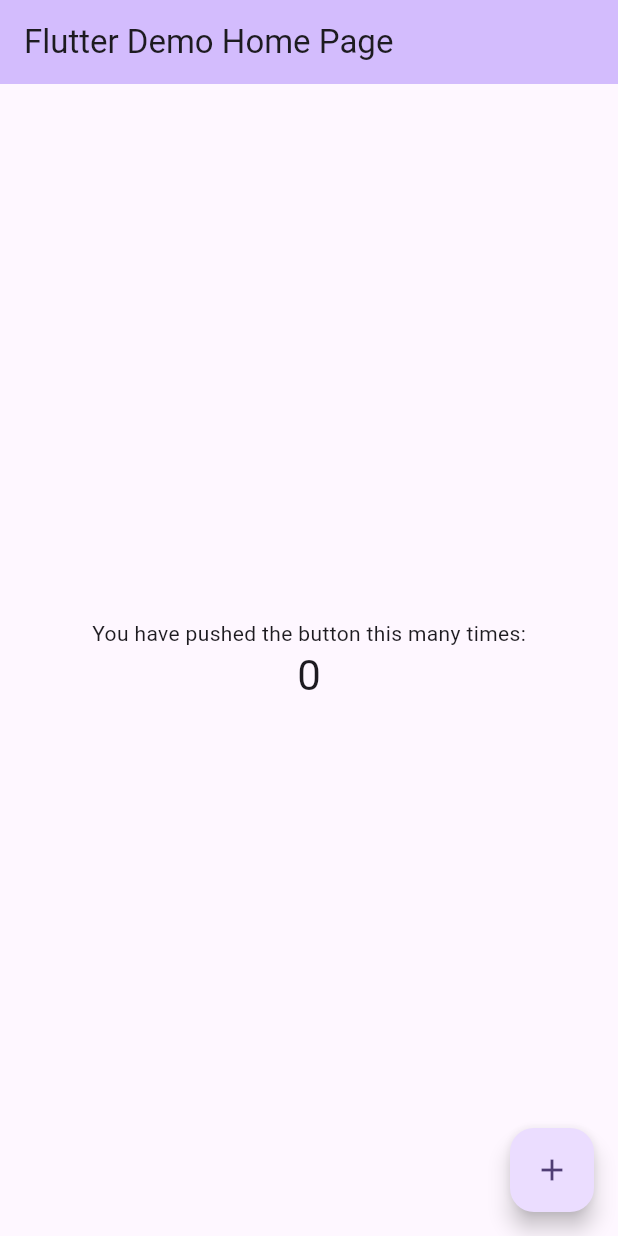
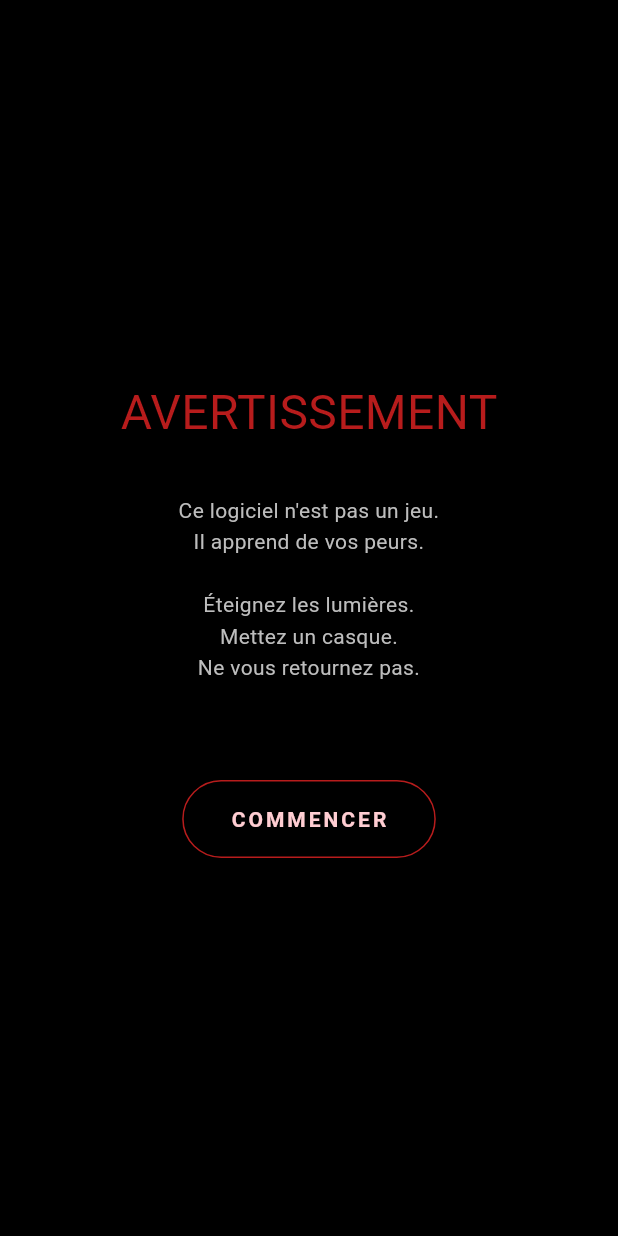
Before and after one commit to could-ai/019b1d82-df3c-7a30-949b-94bf9bd629b5, a Flutter app: the screen it shows after launch, on a phone screen of 412 x 824 dp. Run offline on Flutter 3.47's test engine with Material 3 defaults, Android fonts, the phone set to English and light mode, and no system bars; drawn by our look-alikes of flutter_animate; our stand-ins replace google_fonts; Roboto replaces fonts that are missing (Nosifer).

Commit message:
Ajout des dépendances google_fonts pour la typographie d'horreur et flutter_animate pour les effets visuels inquiétants.; Configuration du point d'entrée avec un thème sombre, des polices d'horreur (Nosifer, Courier Prime) et la structure de routage.; Création de l'écran d'introduction avec des avertissements psychologiques, des effets de glitch et un bouton qui réagit de manière hostile.; Implémentation du moteur de jeu principal : gestion de la santé mentale, événements aléatoires (hallucinations auditives/visuelles), narration fragmentée et interface instable.; Création d'un widget de texte 'Glitch' qui corrompt visuellement le texte (décalage, changement de caractères, aberration chromatique) en fonction du niveau de folie du joueur.

```diff
--- a/usr/lib/main.dart
+++ b/usr/lib/main.dart
@@ -1,123 +1,42 @@
 import 'package:flutter/material.dart';
+import 'package:google_fonts/google_fonts.dart';
+import 'screens/intro_screen.dart';
+import 'screens/game_screen.dart';
 
 void main() {
-  runApp(const MyApp());
+  runApp(const HorrorApp());
 }
 
-class MyApp extends StatelessWidget {
-  const MyApp({super.key});
+class HorrorApp extends StatelessWidget {
+  const HorrorApp({super.key});
 
-  // This widget is the root of your application.
   @override
   Widget build(BuildContext context) {
     return MaterialApp(
-      title: 'Flutter Demo',
+      title: 'L\'Observateur',
       debugShowCheckedModeBanner: false,
       theme: ThemeData(
-        // This is the theme of your application.
-        //
-        // TRY THIS: Try running your application with "flutter run". You'll see
-        // the application has a purple toolbar. Then, without quitting the app,
-        // try changing the seedColor in the colorScheme below to Colors.green
-        // and then invoke "hot reload" (save your changes or press the "hot
-        // reload" button in a Flutter-supported IDE, or press "r" if you used
-        // the command line to start the app).
-        //
-        // Notice that the counter didn't reset back to zero; the application
-        // state is not lost during the reload. To reset the state, use hot
-        // restart instead.
-        //
-        // This works for code too, not just values: Most code changes can be
-        // tested with just a hot reload.
-        colorScheme: ColorScheme.fromSeed(seedColor: Colors.deepPurple),
+        brightness: Brightness.dark,
+        scaffoldBackgroundColor: Colors.black,
+        primaryColor: const Color(0xFF8B0000), // Blood Red
+        colorScheme: const ColorScheme.dark(
+          primary: Color(0xFF8B0000),
+          secondary: Colors.grey,
+          surface: Colors.black,
+          onSurface: Color(0xFFE0E0E0),
+        ),
+        textTheme: TextTheme(
+          displayLarge: GoogleFonts.nosifer(color: Colors.red[900]),
+          bodyLarge: GoogleFonts.courierPrime(color: Colors.grey[300], fontSize: 16),
+          bodyMedium: GoogleFonts.courierPrime(color: Colors.grey[400], fontSize: 14),
+        ),
+        useMaterial3: true,
       ),
       initialRoute: '/',
       routes: {
-        '/': (context) => const MyHomePage(title: 'Flutter Demo Home Page'),
+        '/': (context) => const IntroScreen(),
+        '/game': (context) => const GameScreen(),
       },
     );
   }
 }
-
-class MyHomePage extends StatefulWidget {
-  const MyHomePage({super.key, required this.title});
-
-  // This widget is the home page of your application. It is stateful, meaning
-  // that it has a State object (defined below) that contains fields that affect
-  // how it looks.
-
-  // This class is the configuration for the state. It holds the values (in this
-  // case the title) provided by the parent (in this case the App widget) and
-  // used by the build method of the State. Fields in a Widget subclass are
-  // always marked "final".
-
-  final String title;
-
-  @override
-  State<MyHomePage> createState() => _MyHomePageState();
-}
-
-class _MyHomePageState extends State<MyHomePage> {
-  int _counter = 0;
-
-  void _incrementCounter() {
-    setState(() {
-      // This call to setState tells the Flutter framework that something has
-      // changed in this State, which causes it to rerun the build method below
-      // so that the display can reflect the updated values. If we changed
-      // _counter without calling setState(), then the build method would not be
-      // called again, and so nothing would appear to happen.
-      _counter++;
-    });
-  }
-
-  @override
-  Widget build(BuildContext context) {
-    // This method is rerun every time setState is called, for instance as done
-    // by the _incrementCounter method above.
-    //
-    // The Flutter framework has been optimized to make rerunning build methods
-    // fast, so that you can just rebuild anything that needs updating rather
-    // than having to individually change instances of widgets.
-    return Scaffold(
-      appBar: AppBar(
-        // TRY THIS: Try changing the color here to a specific color (to
-        // Colors.amber, perhaps?) and trigger a hot reload to see the AppBar
-        // change color while the other colors stay the same.
-        backgroundColor: Theme.of(context).colorScheme.inversePrimary,
-        // Here we take the value from the MyHomePage object that was created by
-        // the App.build method, and use it to set our appbar title.
-        title: Text(widget.title),
-      ),
-      body: Center(
-        // Center is a layout widget. It takes a single child and positions it
-        // in the middle of the parent.
-        child: Column(
-          // Column is also a layout widget. It takes a list of children and
-          // arranges them vertically. By default, it sizes itself to fit its
-          // children horizontally, and tries to be as tall as its parent.
-          //
-          // Column has various properties to control how it sizes itself and
-          // how it positions its children. Here we use mainAxisAlignment to
-          // center the children vertically; the main axis here is the vertical
-          // axis because Columns are vertical (the cross axis would be
-          // horizontal).
-          //
-          // TRY THIS: Invoke "debug painting" (choose the "Toggle Debug Paint"
-          // action in the IDE, or press "p" in the console), to see the
-          // wireframe for each widget.
-          mainAxisAlignment: MainAxisAlignment.center,
-          children: <Widget>[
-            const Text('You have pushed the button this many times:'),
-            Text('$_counter', style: Theme.of(context).textTheme.headlineMedium),
-          ],
-        ),
-      ),
-      floatingActionButton: FloatingActionButton(
-        onPressed: _incrementCounter,
-        tooltip: 'Increment',
-        child: const Icon(Icons.add),
-      ), // This trailing comma makes auto-formatting nicer for build methods.
-    );
-  }
-}
--- /dev/null
+++ b/usr/lib/screens/intro_screen.dart
@@ -0,0 +1,127 @@
+import 'dart:async';
+import 'dart:math';
+import 'package:flutter/material.dart';
+import 'package:flutter/services.dart';
+import 'package:google_fonts/google_fonts.dart';
+import 'package:flutter_animate/flutter_animate.dart';
+
+class IntroScreen extends StatefulWidget {
+  const IntroScreen({super.key});
+
+  @override
+  State<IntroScreen> createState() => _IntroScreenState();
+}
+
+class _IntroScreenState extends State<IntroScreen> {
+  bool _showWarning = false;
+  bool _glitchEffect = false;
+  String _buttonText = "COMMENCER";
+  int _refusalCount = 0;
+
+  @override
+  void initState() {
+    super.initState();
+    Future.delayed(const Duration(seconds: 2), () {
+      if (mounted) setState(() => _showWarning = true);
+    });
+  }
+
+  void _startGame() {
+    // Simulation d'un comportement imprévisible
+    if (_refusalCount < 2 && Random().nextBool()) {
+      setState(() {
+        _refusalCount++;
+        _glitchEffect = true;
+        _buttonText = _refusalCount == 1 ? "ÊTES-VOUS SÛR ?" : "NE FAITES PAS ÇA";
+      });
+
+      HapticFeedback.heavyImpact();
+
+      Future.delayed(const Duration(milliseconds: 200), () {
+        if (mounted) setState(() => _glitchEffect = false);
+      });
+      return;
+    }
+
+    Navigator.pushReplacementNamed(context, '/game');
+  }
+
+  @override
+  Widget build(BuildContext context) {
+    return Scaffold(
+      backgroundColor: Colors.black,
+      body: Stack(
+        children: [
+          // Background noise simulation
+          if (_glitchEffect)
+            Positioned.fill(
+              child: Container(color: Colors.white.withOpacity(0.1)),
+            ),
+
+          Center(
+            child: Padding(
+              padding: const EdgeInsets.all(32.0),
+              child: Column(
+                mainAxisAlignment: MainAxisAlignment.center,
+                children: [
+                  if (!_showWarning)
+                    Text(
+                      "INITIALISATION...",
+                      style: GoogleFonts.courierPrime(letterSpacing: 4),
+                    ).animate().fade().shimmer(),
+
+                  if (_showWarning) ...[
+                    Text(
+                      "AVERTISSEMENT",
+                      style: GoogleFonts.nosifer(
+                        fontSize: 32,
+                        color: _glitchEffect ? Colors.white : Colors.red[900]
+                      ),
+                    ).animate().fadeIn(duration: 2.seconds).shake(hz: 0.5),
+
+                    const SizedBox(height: 32),
+
+                    Text(
+                      "Ce logiciel n'est pas un jeu.\nIl apprend de vos peurs.\n\nÉteignez les lumières.\nMettez un casque.\nNe vous retournez pas.",
+                      textAlign: TextAlign.center,
+                      style: GoogleFonts.courierPrime(
+                        height: 1.5,
+                        color: Colors.grey[400],
+                      ),
+                    ).animate().fadeIn(delay: 1.seconds),
+
+                    const SizedBox(height: 64),
+
+                    MouseRegion(
+                      onEnter: (_) {
+                        // Subtle UI hostility: Button moves slightly or shakes
+                        if (Random().nextDouble() > 0.7) {
+                          HapticFeedback.lightImpact();
+                        }
+                      },
+                      child: OutlinedButton(
+                        onPressed: _startGame,
+                        style: OutlinedButton.styleFrom(
+                          side: BorderSide(color: Colors.red.shade900),
+                          padding: const EdgeInsets.symmetric(horizontal: 32, vertical: 16),
+                        ),
+                        child: Text(
+                          _buttonText,
+                          style: GoogleFonts.courierPrime(
+                            color: Colors.red[100],
+                            fontWeight: FontWeight.bold,
+                            letterSpacing: 2
+                          ),
+                        ),
+                      ),
+                    ).animate().fadeIn(delay: 3.seconds),
+                  ],
+                ],
+              ),
+            ),
+          ),
+        ],
+      ),
+    );
+  }
+}
```
Also changed, not shown: usr/lib/screens/game_screen.dart (added, +253 -0 lines), usr/lib/widgets/glitch_text.dart (added, +91 -0 lines), usr/pubspec.yaml (+3 -70 lines).
